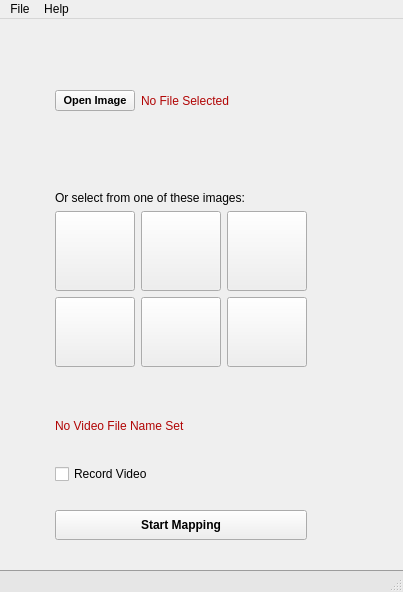
Before: the Qt Designer form LightMap/mainwindow.ui in imlasky/LightMap, drawn with Qt 5.
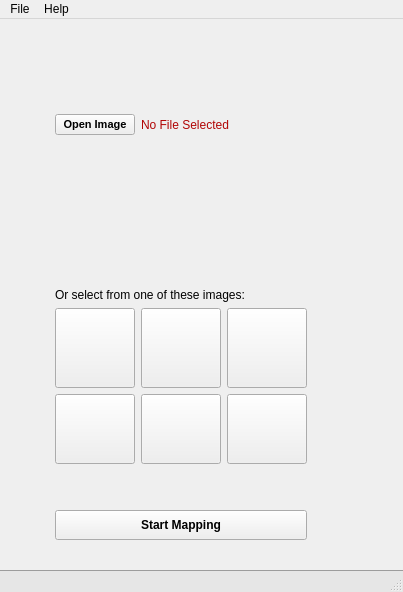
After: the same form once the commit is applied. Icons and pictures are not drawn.

```diff
--- a/LightMap/mainwindow.ui
+++ b/LightMap/mainwindow.ui
@@ -545,63 +545,6 @@
           </property>
          </spacer>
         </item>
-        <item>
-         <widget class="QLabel" name="label_video_file_path">
-          <property name="palette">
-           <palette>
-            <active>
-             <colorrole role="WindowText">
-              <brush brushstyle="SolidPattern">
-               <color alpha="255">
-                <red>177</red>
-                <green>5</green>
-                <blue>5</blue>
-               </color>
-              </brush>
-             </colorrole>
-            </active>
-            <inactive>
-             <colorrole role="WindowText">
-              <brush brushstyle="SolidPattern">
-               <color alpha="255">
-                <red>177</red>
-                <green>5</green>
-                <blue>5</blue>
-               </color>
-              </brush>
-             </colorrole>
-            </inactive>
-            <disabled>
-             <colorrole role="WindowText">
-              <brush brushstyle="SolidPattern">
-               <color alpha="255">
-                <red>120</red>
-                <green>120</green>
-                <blue>120</blue>
-               </color>
-              </brush>
-             </colorrole>
-            </disabled>
-           </palette>
-          </property>
-          <property name="text">
-           <string>No Video File Name Set</string>
-          </property>
-         </widget>
-        </item>
-        <item>
-         <widget class="QCheckBox" name="check_box_record_video">
-          <property name="focusPolicy">
-           <enum>Qt::ClickFocus</enum>
-          </property>
-          <property name="statusTip">
-           <string/>
-          </property>
-          <property name="text">
-           <string>Record Video</string>
-          </property>
-         </widget>
-        </item>
         <item>
          <spacer name="horizontal_spacer_under_record">
           <property name="orientation">
```
Left out of the diff: 12 changed lines with no effect on the pictures.
